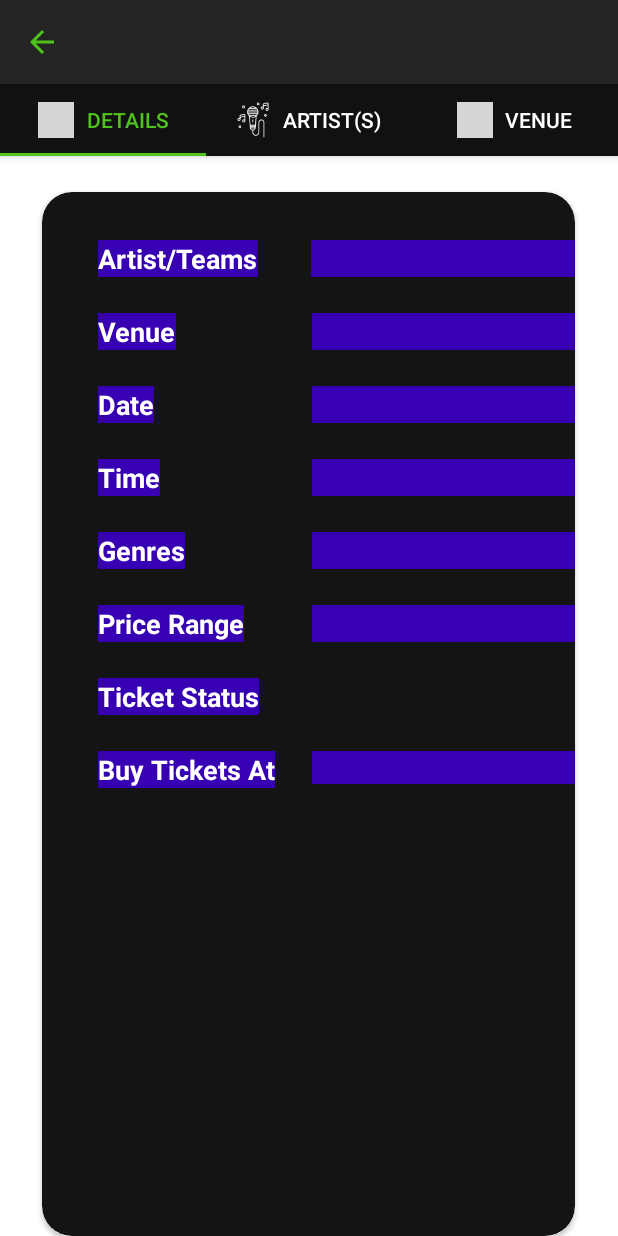
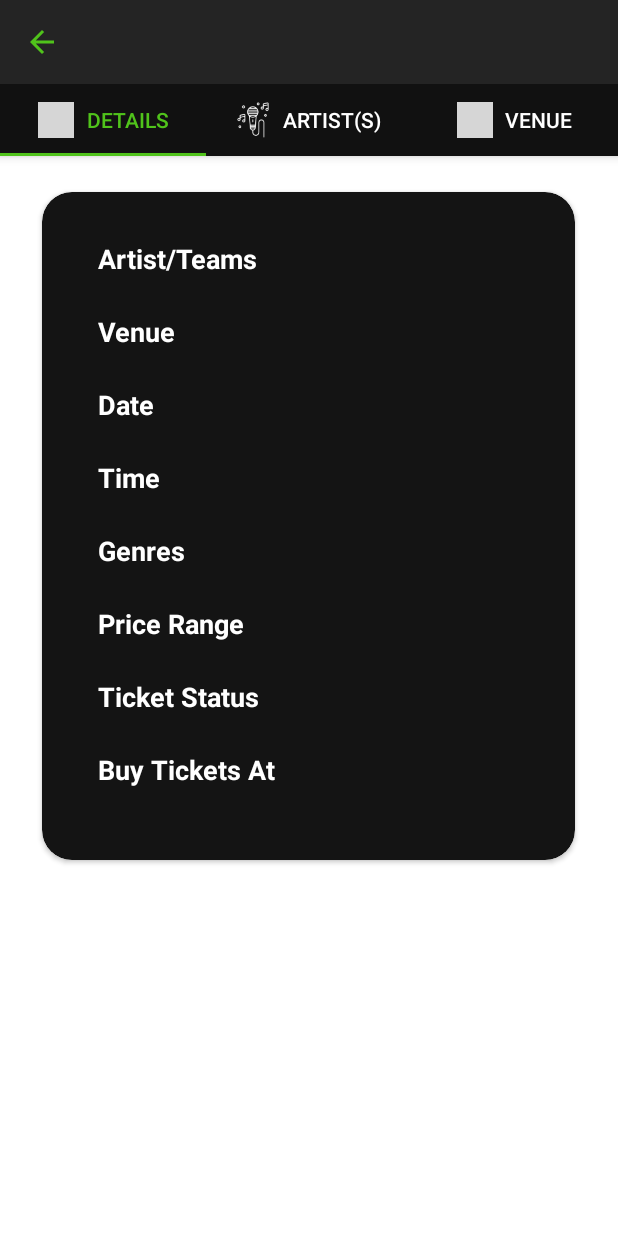
Before and after one commit to javy1022/javy1022.github.io, an Android app built with Jetpack Compose: the DetailsFragment screen opened directly, with no data from a screen before it, on a phone screen of 412 x 824 dp. Run offline under Robolectric (Android 15) with nearby library versions, the phone set to English and light mode, and no system bars; our stand-ins replace Volley; network calls fail; pictures from the network do not load; grey boxes are pictures that could not be loaded.

Commit message:
bug fix card margin

```diff
--- a/HW9/app/src/main/res/layout/fragment_details.xml
+++ b/HW9/app/src/main/res/layout/fragment_details.xml
@@ -12,7 +12,7 @@
         <androidx.core.widget.NestedScrollView
             android:layout_width="match_parent"
             android:layout_height="0dp"
-            android:fillViewport="true"
+            android:fillViewport="false"
             app:layout_constraintEnd_toEndOf="parent"
             app:layout_constraintTop_toTopOf="parent"
             app:layout_constraintBottom_toBottomOf="parent"
@@ -22,7 +22,7 @@
         <androidx.cardview.widget.CardView
             android:id="@+id/details_card"
             android:layout_width="355dp"
-            android:layout_height="1000dp"
+            android:layout_height="wrap_content"
             android:layout_gravity="center_horizontal"
             android:layout_marginTop="24dp"
             app:cardBackgroundColor="@color/gray_form"
@@ -41,7 +41,6 @@
                     android:id="@+id/artist_team_subtitle"
                     android:layout_width="wrap_content"
                     android:layout_height="wrap_content"
-                    android:background="@color/purple_700"
                     android:text="@string/artist_teams_subtitle"
                     android:textColor="@color/white"
                     android:textSize="18sp"
@@ -56,7 +55,6 @@
                     android:id="@+id/artist_team"
                     android:layout_width="176dp"
                     android:layout_height="wrap_content"
-                    android:background="@color/purple_700"
                     android:ellipsize="marquee"
                     android:gravity="center_horizontal"
                     android:marqueeRepeatLimit="marquee_forever"
@@ -75,7 +73,6 @@
                     android:id="@+id/venue_subtitle"
                     android:layout_width="wrap_content"
                     android:layout_height="wrap_content"
-                    android:background="@color/purple_700"
                     android:text="Venue"
                     android:textColor="@color/white"
                     android:textSize="18sp"
@@ -88,7 +85,6 @@
                     android:id="@+id/venue"
                     android:layout_width="175dp"
                     android:layout_height="wrap_content"
-                    android:background="@color/purple_700"
                     android:textColor="@color/green"
                     android:textSize="18sp"
                     android:textStyle="bold"
@@ -108,7 +104,6 @@
                     android:id="@+id/date_subtitle"
                     android:layout_width="wrap_content"
                     android:layout_height="wrap_content"
-                    android:background="@color/purple_700"
                     android:text="Date"
                     android:textColor="@color/white"
                     android:textSize="18sp"
@@ -122,7 +117,6 @@
                     android:id="@+id/date"
                     android:layout_width="175dp"
                     android:layout_height="wrap_content"
-                    android:background="@color/purple_700"
                     android:textColor="@color/green"
                     android:textSize="18sp"
                     android:textStyle="bold"
@@ -142,7 +136,6 @@
                     android:id="@+id/time_subtitle"
                     android:layout_width="wrap_content"
                     android:layout_height="wrap_content"
-                    android:background="@color/purple_700"
                     android:text="Time"
                     android:textColor="@color/white"
                     android:textSize="18sp"
@@ -156,7 +149,6 @@
                     android:id="@+id/time"
                     android:layout_width="175dp"
                     android:layout_height="wrap_content"
-                    android:background="@color/purple_700"
                     android:textColor="@color/green"
                     android:textSize="18sp"
                     android:textStyle="bold"
@@ -175,7 +167,6 @@
                     android:id="@+id/genres_subtitle"
                     android:layout_width="wrap_content"
                     android:layout_height="wrap_content"
-                    android:background="@color/purple_700"
                     android:text="Genres"
                     android:textColor="@color/white"
                     android:textSize="18sp"
@@ -189,7 +180,6 @@
                     android:id="@+id/genres"
                     android:layout_width="175dp"
                     android:layout_height="wrap_content"
-                    android:background="@color/purple_700"
                     android:textColor="@color/green"
                     android:textSize="18sp"
                     android:textStyle="bold"
@@ -208,7 +198,6 @@
                     android:id="@+id/price_range_subtitle"
                     android:layout_width="wrap_content"
                     android:layout_height="wrap_content"
-                    android:background="@color/purple_700"
                     android:text="Price Range"
                     android:textColor="@color/white"
                     android:textSize="18sp"
@@ -222,7 +211,6 @@
                     android:id="@+id/price_range"
                     android:layout_width="175dp"
                     android:layout_height="wrap_content"
-                    android:background="@color/purple_700"
                     android:textColor="@color/green"
                     android:textSize="18sp"
                     android:textStyle="bold"
@@ -241,7 +229,6 @@
                     android:id="@+id/ticket_status_subtitle"
                     android:layout_width="wrap_content"
                     android:layout_height="wrap_content"
-                    android:background="@color/purple_700"
                     android:text="Ticket Status"
                     android:textColor="@color/white"
                     android:textSize="18sp"
@@ -279,7 +266,6 @@
                     android:id="@+id/ticket_url_subtitle"
                     android:layout_width="wrap_content"
                     android:layout_height="wrap_content"
-                    android:background="@color/purple_700"
                     android:text="Buy Tickets At"
                     android:textColor="@color/white"
                     android:textSize="18sp"
@@ -287,15 +273,15 @@
                     app:layout_constraintStart_toStartOf="@+id/artist_team_subtitle"
                     app:layout_constraintTop_toBottomOf="@id/ticket_status_subtitle"
                     android:layout_marginTop="24dp"
+                    android:paddingBottom="48dp"
                     />
 
                 <TextView
                     android:id="@+id/ticket_url"
                     android:layout_width="175dp"
                     android:layout_height="wrap_content"
-                    android:background="@color/purple_700"
                     android:textColor="@color/green"
-                    android:textSize="16sp"
+                    android:textSize="18sp"
                     android:gravity="center_horizontal"
                     android:ellipsize="marquee"
                     android:marqueeRepeatLimit="marquee_forever"
@@ -318,9 +304,8 @@
                     app:layout_constraintEnd_toEndOf="parent"
                     app:layout_constraintStart_toStartOf="parent"
                     app:layout_constraintTop_toBottomOf="@+id/ticket_url_subtitle"
-                    android:layout_marginTop="50dp"
+                    android:visibility="gone"
                     android:layout_marginBottom="50dp"/>
-
 
             </androidx.constraintlayout.widget.ConstraintLayout>
         </androidx.cardview.widget.CardView>
```
Also changed, not shown: HW9/app/src/main/java/com/example/hw9/ui/main/EventDetailsActivity/tabs/DetailsFragment.java (+23 -11 lines).
